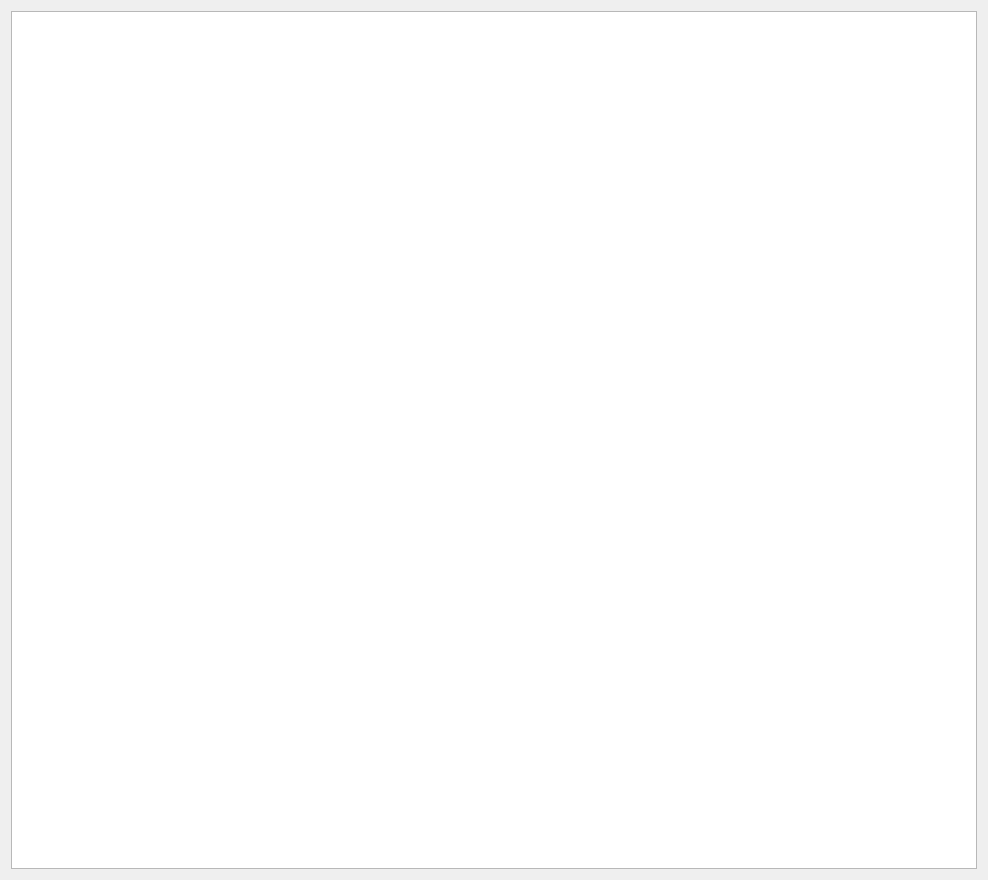
The window that src/textEditTab/textEditTab.ui (sophies92/sosText) describes before a commit, drawn with Qt 5.
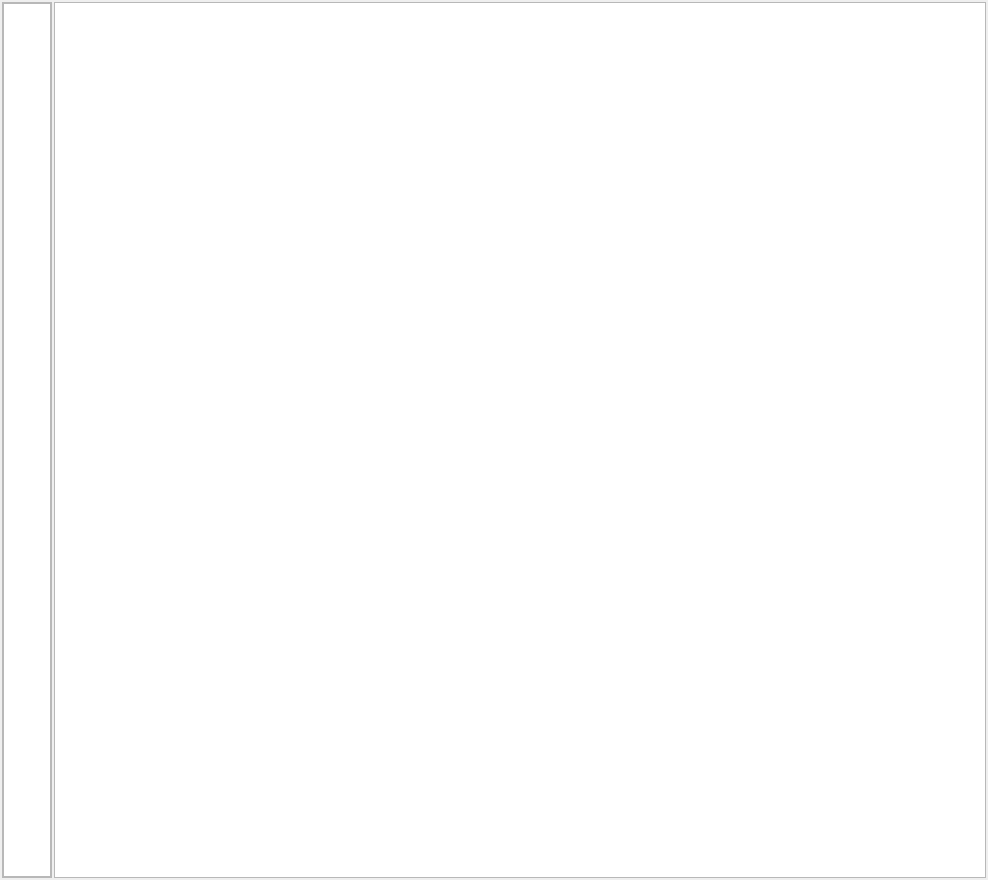
The same window after the commit.

```diff
--- a/src/textEditTab/textEditTab.ui
+++ b/src/textEditTab/textEditTab.ui
@@ -13,9 +13,102 @@
   <property name="windowTitle">
    <string>Form</string>
   </property>
-  <layout class="QVBoxLayout" name="verticalLayout">
+  <layout class="QHBoxLayout" name="horizontalLayout">
+   <property name="spacing">
+    <number>2</number>
+   </property>
+   <property name="leftMargin">
+    <number>2</number>
+   </property>
+   <property name="topMargin">
+    <number>2</number>
+   </property>
+   <property name="rightMargin">
+    <number>2</number>
+   </property>
+   <property name="bottomMargin">
+    <number>2</number>
+   </property>
    <item>
-    <widget class="QPlainTextEdit" name="plainTextEdit"/>
+    <widget class="QFrame" name="lineNumberArea">
+     <property name="sizePolicy">
+      <sizepolicy hsizetype="MinimumExpanding" vsizetype="MinimumExpanding">
+       <horstretch>0</horstretch>
+       <verstretch>0</verstretch>
+      </sizepolicy>
+     </property>
+     <property name="minimumSize">
+      <size>
+       <width>50</width>
+       <height>0</height>
+      </size>
+     </property>
+     <property name="maximumSize">
+      <size>
+       <width>50</width>
+       <height>16777215</height>
+      </size>
+     </property>
+     <property name="frameShape">
+      <enum>QFrame::Shape::StyledPanel</enum>
+     </property>
+     <property name="frameShadow">
+      <enum>QFrame::Shadow::Raised</enum>
+     </property>
+     <layout class="QHBoxLayout" name="horizontalLayout_2">
+      <property name="spacing">
+       <number>0</number>
+      </property>
+      <property name="leftMargin">
+       <number>0</number>
+      </property>
+      <property name="topMargin">
+       <number>0</number>
+      </property>
+      <property name="rightMargin">
+       <number>0</number>
+      </property>
+      <property name="bottomMargin">
+       <number>0</number>
+      </property>
+      <item>
+       <widget class="QPlainTextEdit" name="lineNumberTextArea">
+        <property name="sizePolicy">
+         <sizepolicy hsizetype="MinimumExpanding" vsizetype="MinimumExpanding">
+          <horstretch>0</horstretch>
+          <verstretch>0</verstretch>
+         </sizepolicy>
+        </property>
+        <property name="maximumSize">
+         <size>
+          <width>50</width>
+          <height>16777215</height>
+         </size>
+        </property>
+        <property name="font">
+         <font>
+          <family>FreeMono</family>
+         </font>
+        </property>
+        <property name="readOnly">
+         <bool>true</bool>
+        </property>
+        <property name="textInteractionFlags">
+         <set>Qt::TextInteractionFlag::NoTextInteraction</set>
+        </property>
+       </widget>
+      </item>
+     </layout>
+    </widget>
+   </item>
+   <item>
+    <widget class="QPlainTextEdit" name="plainTextEdit">
+     <property name="font">
+      <font>
+       <family>FreeMono</family>
+      </font>
+     </property>
+    </widget>
    </item>
   </layout>
  </widget>
```
